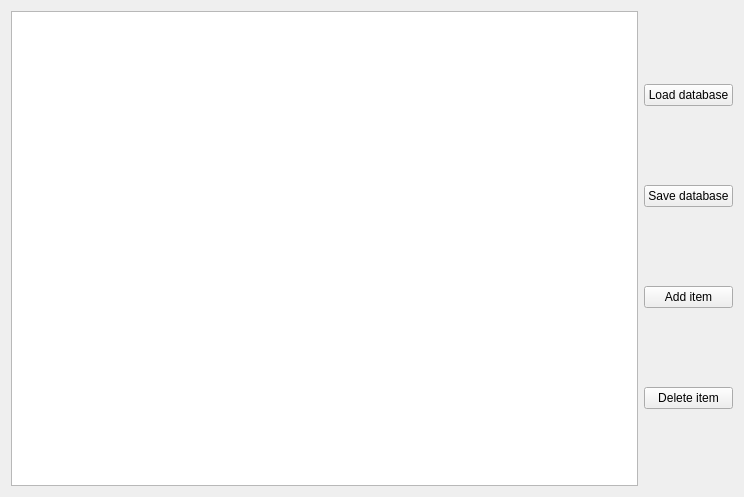
Above: mainwindow.ui from pan-mroku/yarl before the change. Below: the same form after it.
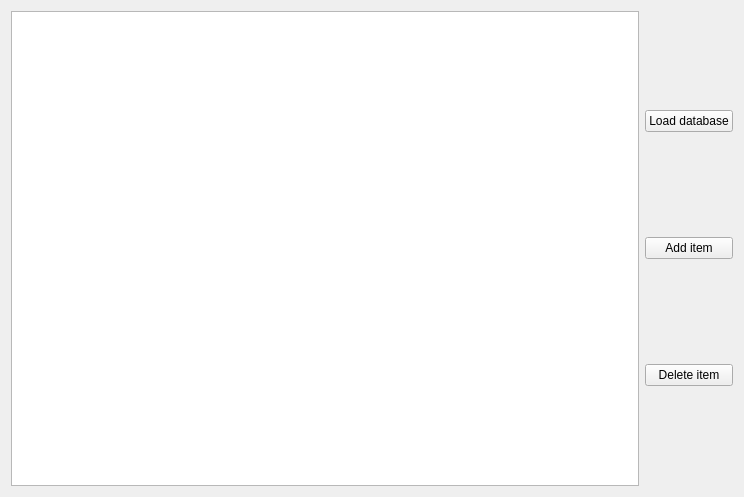
That is the form after the change.

Patch:
```diff
--- a/mainwindow.ui
+++ b/mainwindow.ui
@@ -32,13 +32,6 @@
           </property>
          </widget>
         </item>
-        <item>
-         <widget class="QPushButton" name="SaveButton">
-          <property name="text">
-           <string>Save database</string>
-          </property>
-         </widget>
-        </item>
         <item>
          <widget class="QPushButton" name="NewButton">
           <property name="text">
```
